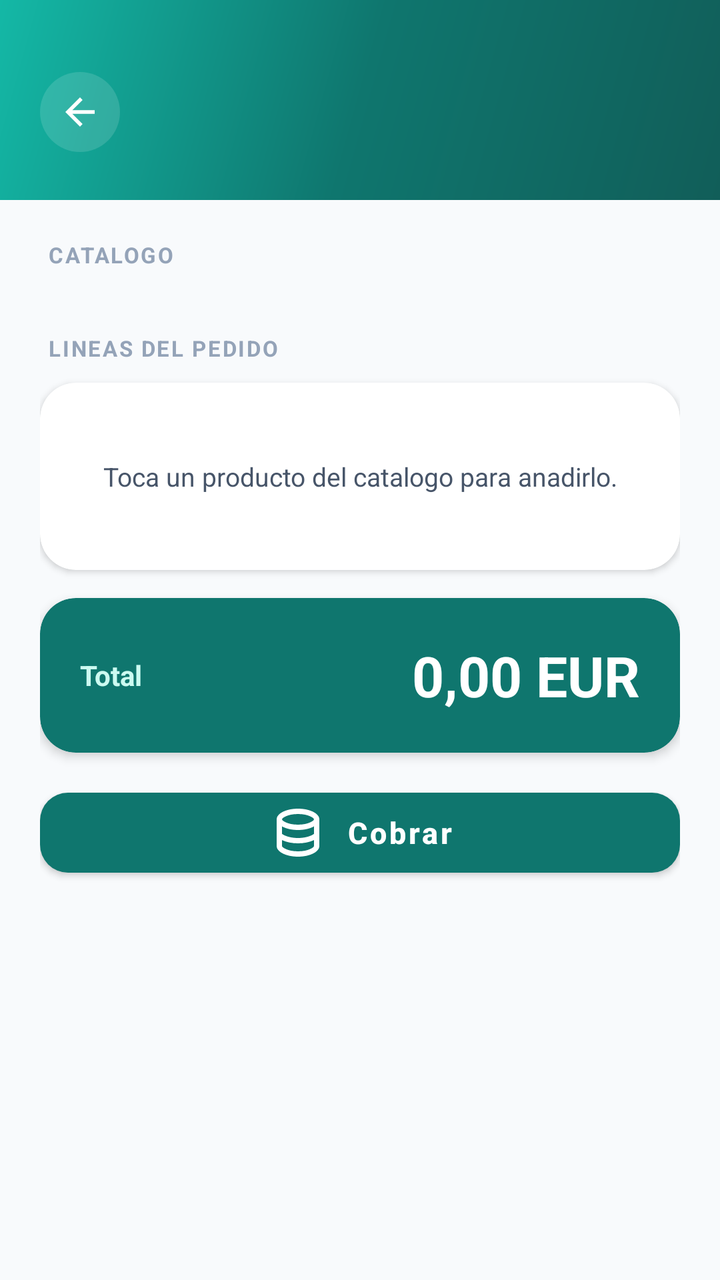
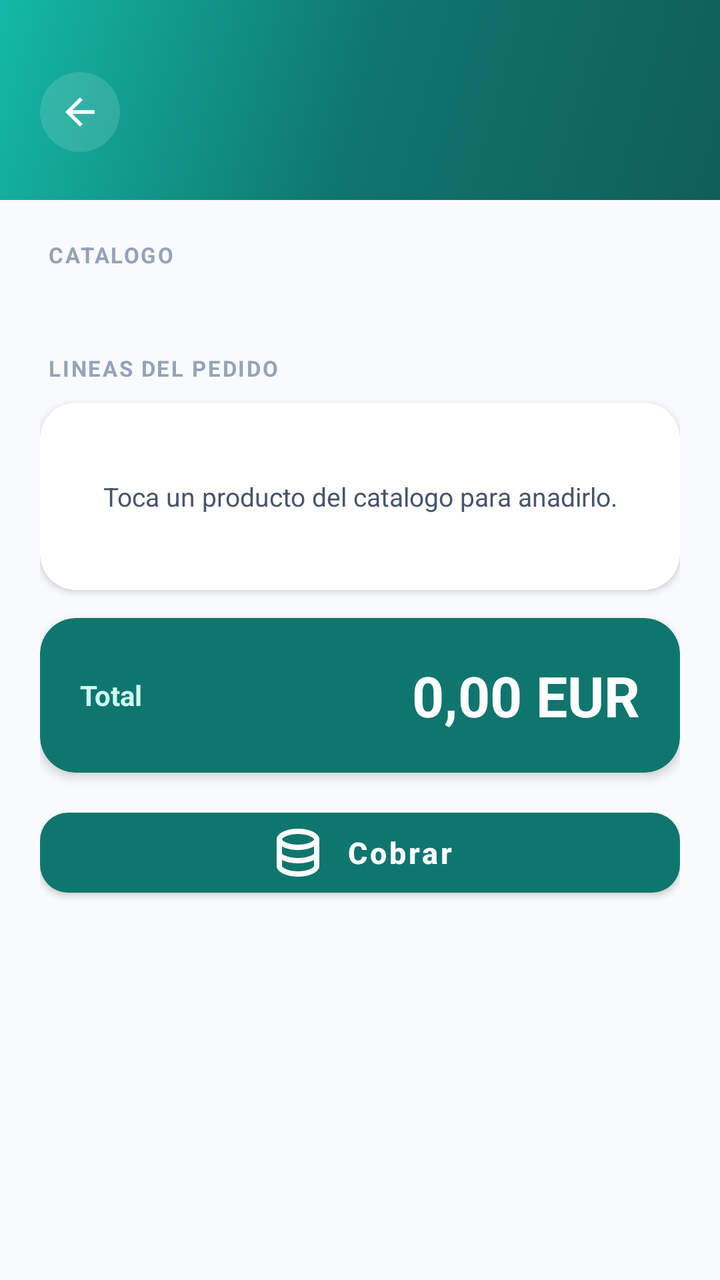

Screens rendered from an Android XML layout before and after an edit, with the pre-edit source and the edit as a unified diff.
<!-- AndroidManifest.xml: application theme Theme.TFG_SOFTBAR -->
<!-- res/layout/activity_barra.xml -->
<?xml version="1.0" encoding="utf-8"?>
<LinearLayout xmlns:android="http://schemas.android.com/apk/res/android"
    xmlns:app="http://schemas.android.com/apk/res-auto"
    android:layout_width="match_parent"
    android:layout_height="match_parent"
    android:background="@color/surface_50"
    android:orientation="vertical">

    <include layout="@layout/header_pantalla" />

    <ScrollView
        android:layout_width="match_parent"
        android:layout_height="0dp"
        android:layout_weight="1">

        <LinearLayout
            android:layout_width="match_parent"
            android:layout_height="wrap_content"
            android:orientation="vertical"
            android:padding="20dp">

            <TextView
                style="@style/Text.Eyebrow"
                android:layout_width="wrap_content"
                android:layout_height="wrap_content"
                android:layout_marginStart="4dp"
                android:text="@string/comanda_catalogo_eyebrow" />

            <TextView
                android:id="@+id/txt_catalogo_vacio"
                android:layout_width="match_parent"
                android:layout_height="wrap_content"
                android:layout_marginTop="10dp"
                android:gravity="center"
                android:text="@string/comanda_catalogo_vacio"
                android:textColor="@color/text_secondary"
                android:textSize="13sp"
                android:visibility="gone" />

            <GridLayout
                android:id="@+id/grid_catalogo"
                android:layout_width="match_parent"
                android:layout_height="wrap_content"
                android:layout_marginTop="10dp"
                android:columnCount="2"
                android:useDefaultMargins="true" />

            <TextView
                style="@style/Text.Eyebrow"
                android:layout_width="wrap_content"
                android:layout_height="wrap_content"
                android:layout_marginTop="22dp"
                android:layout_marginStart="4dp"
                android:text="@string/comanda_lineas_eyebrow" />

            <com.google.android.material.card.MaterialCardView
                style="@style/SoftbarCard"
                android:layout_width="match_parent"
                android:layout_height="wrap_content"
                android:layout_marginTop="10dp"
                app:contentPadding="18dp">

                <LinearLayout
                    android:layout_width="match_parent"
                    android:layout_height="wrap_content"
                    android:orientation="vertical">

                    <TextView
                        android:id="@+id/txt_lineas_vacias"
                        android:layout_width="match_parent"
                        android:layout_height="wrap_content"
                        android:gravity="center"
                        android:paddingVertical="20dp"
                        android:text="@string/comanda_lineas_vacias"
                        android:textColor="@color/text_secondary"
                        android:textSize="13sp" />

                    <LinearLayout
                        android:id="@+id/lista_lineas"
                        android:layout_width="match_parent"
                        android:layout_height="wrap_content"
                        android:orientation="vertical" />
                </LinearLayout>
            </com.google.android.material.card.MaterialCardView>

            <com.google.android.material.card.MaterialCardView
                android:layout_width="match_parent"
                android:layout_height="wrap_content"
                android:layout_marginTop="14dp"
                app:cardBackgroundColor="@color/brand_600"
                app:cardCornerRadius="18dp"
                app:cardElevation="3dp"
                app:contentPadding="20dp">

                <LinearLayout
                    android:layout_width="match_parent"
                    android:layout_height="wrap_content"
                    android:gravity="center_vertical"
                    android:orientation="horizontal">

                    <TextView
                        android:layout_width="0dp"
                        android:layout_height="wrap_content"
                        android:layout_weight="1"
                        android:text="@string/comanda_total"
                        android:textColor="@color/brand_100"
                        android:textSize="14sp"
                        android:textStyle="bold" />

                    <TextView
                        android:id="@+id/txt_total"
                        android:layout_width="wrap_content"
                        android:layout_height="wrap_content"
                        android:text="0,00 EUR"
                        android:textColor="@color/white"
                        android:textSize="28sp"
                        android:textStyle="bold" />
                </LinearLayout>
            </com.google.android.material.card.MaterialCardView>

            <com.google.android.material.button.MaterialButton
                android:id="@+id/btn_cobrar"
                style="@style/SoftbarButton.Primary"
                android:layout_width="match_parent"
                android:layout_height="wrap_content"
                android:layout_marginTop="14dp"
                android:layout_marginBottom="16dp"
                android:text="@string/comanda_cobrar"
                app:icon="@drawable/ic_cash"
                app:iconGravity="textStart"
                app:iconTint="@color/white" />
        </LinearLayout>
    </ScrollView>
</LinearLayout>
<!-- res/layout/header_pantalla.xml (included above) -->
<?xml version="1.0" encoding="utf-8"?>
<LinearLayout xmlns:android="http://schemas.android.com/apk/res/android"
    xmlns:app="http://schemas.android.com/apk/res-auto"
    android:layout_width="match_parent"
    android:layout_height="wrap_content"
    android:background="@drawable/bg_splash_gradient"
    android:orientation="horizontal"
    android:paddingHorizontal="20dp"
    android:paddingTop="36dp"
    android:paddingBottom="24dp">

    <ImageView
        android:id="@+id/btn_back"
        android:layout_width="40dp"
        android:layout_height="40dp"
        android:layout_gravity="center_vertical"
        android:layout_marginEnd="14dp"
        android:background="@drawable/bg_logo_circle"
        android:clickable="true"
        android:contentDescription="@string/volver"
        android:focusable="true"
        android:padding="9dp"
        android:src="@drawable/ic_back"
        app:tint="@color/white" />

    <LinearLayout
        android:layout_width="0dp"
        android:layout_height="wrap_content"
        android:layout_gravity="center_vertical"
        android:layout_weight="1"
        android:orientation="vertical">

        <TextView
            android:id="@+id/header_title"
            android:layout_width="wrap_content"
            android:layout_height="wrap_content"
            android:textColor="@color/white"
            android:textSize="22sp"
            android:textStyle="bold" />

        <TextView
            android:id="@+id/header_subtitle"
            android:layout_width="wrap_content"
            android:layout_height="wrap_content"
            android:layout_marginTop="2dp"
            android:textColor="@color/brand_100"
            android:textSize="13sp"
            android:visibility="gone" />
    </LinearLayout>
</LinearLayout>
<!-- resources referenced by this layout -->
<resources>
  <color name="brand_100">#CCFBF1</color>
  <color name="brand_600">#0F766E</color>
  <color name="surface_50">#F8FAFC</color>
  <color name="text_secondary">#475569</color>
  <color name="white">#FFFFFFFF</color>
  <!-- drawable bg_logo_circle (drawable) -->
  <?xml version="1.0" encoding="utf-8"?>
  <shape xmlns:android="http://schemas.android.com/apk/res/android"
      android:shape="oval">
      <solid android:color="#22FFFFFF" />
  </shape>
  <!-- drawable bg_splash_gradient (drawable) -->
  <?xml version="1.0" encoding="utf-8"?>
  <shape xmlns:android="http://schemas.android.com/apk/res/android"
      android:shape="rectangle">
      <gradient
          android:angle="135"
          android:startColor="@color/brand_700"
          android:centerColor="@color/brand_600"
          android:endColor="@color/brand_500"
          android:type="linear" />
  </shape>
  <!-- drawable ic_back (drawable) -->
  <vector xmlns:android="http://schemas.android.com/apk/res/android"
      android:width="24dp"
      android:height="24dp"
      android:viewportWidth="24"
      android:viewportHeight="24">
      <path
          android:fillColor="@android:color/white"
          android:pathData="M20,11H7.83L13.42,5.41L12,4L4,12L12,20L13.41,18.59L7.83,13H20V11Z"/>
  </vector>
  <string name="comanda_catalogo_eyebrow">Catalogo</string>
  <string name="comanda_catalogo_vacio">Sin productos en el catalogo. Anadelos desde Configuracion.</string>
  <string name="comanda_cobrar">Cobrar</string>
  <string name="comanda_lineas_eyebrow">Lineas del pedido</string>
  <string name="comanda_lineas_vacias">Toca un producto del catalogo para anadirlo.</string>
  <string name="comanda_total">Total</string>
  <string name="volver">Volver</string>
  <style name="SoftbarButton.Primary" parent="Widget.MaterialComponents.Button">
          <item name="android:layout_height">56dp</item>
          <item name="android:textAllCaps">false</item>
          <item name="android:textSize">15sp</item>
          <item name="android:textStyle">bold</item>
          <item name="backgroundTint">@color/brand_600</item>
          <item name="cornerRadius">14dp</item>
          <item name="rippleColor">@color/brand_700</item>
      </style>
  <style name="SoftbarCard" parent="Widget.MaterialComponents.CardView">
          <item name="cardBackgroundColor">@color/surface_0</item>
          <item name="cardCornerRadius">18dp</item>
          <item name="cardElevation">2dp</item>
          <item name="contentPadding">18dp</item>
      </style>
  <style name="Text.Eyebrow">
          <item name="android:textColor">@color/text_muted</item>
          <item name="android:textSize">11sp</item>
          <item name="android:textStyle">bold</item>
          <item name="android:textAllCaps">true</item>
          <item name="android:letterSpacing">0.08</item>
      </style>
  <style name="Theme.TFG_SOFTBAR" parent="Theme.MaterialComponents.DayNight.NoActionBar">
          <item name="colorPrimary">@color/brand_600</item>
          <item name="colorPrimaryVariant">@color/brand_700</item>
          <item name="colorOnPrimary">@color/white</item>
          <item name="colorSecondary">@color/brand_500</item>
          <item name="colorSurface">@color/surface_0</item>
          <item name="android:windowBackground">@color/surface_50</item>
          <item name="android:statusBarColor">?attr/colorPrimaryVariant</item>
      </style>
  <color name="brand_700">#115E59</color>
  <color name="brand_500">#14B8A6</color>
  <color name="surface_0">#FFFFFF</color>
  <color name="text_muted">#94A3B8</color>
  <!-- unchanged entries left out for length: 1 -->
</resources>

<!-- the commit's change to res/layout/activity_barra.xml (unified diff, before → after) -->
@@ -36,6 +36,20 @@
                 android:textColor="@color/text_secondary"
                 android:textSize="13sp"
                 android:visibility="gone" />
+
+            <HorizontalScrollView
+                android:layout_width="match_parent"
+                android:layout_height="wrap_content"
+                android:layout_marginTop="10dp"
+                android:scrollbars="none">
+
+                <com.google.android.material.chip.ChipGroup
+                    android:id="@+id/chips_categorias"
+                    android:layout_width="wrap_content"
+                    android:layout_height="wrap_content"
+                    app:singleLine="true"
+                    app:singleSelection="true" />
+            </HorizontalScrollView>
 
             <GridLayout
                 android:id="@+id/grid_catalogo"
